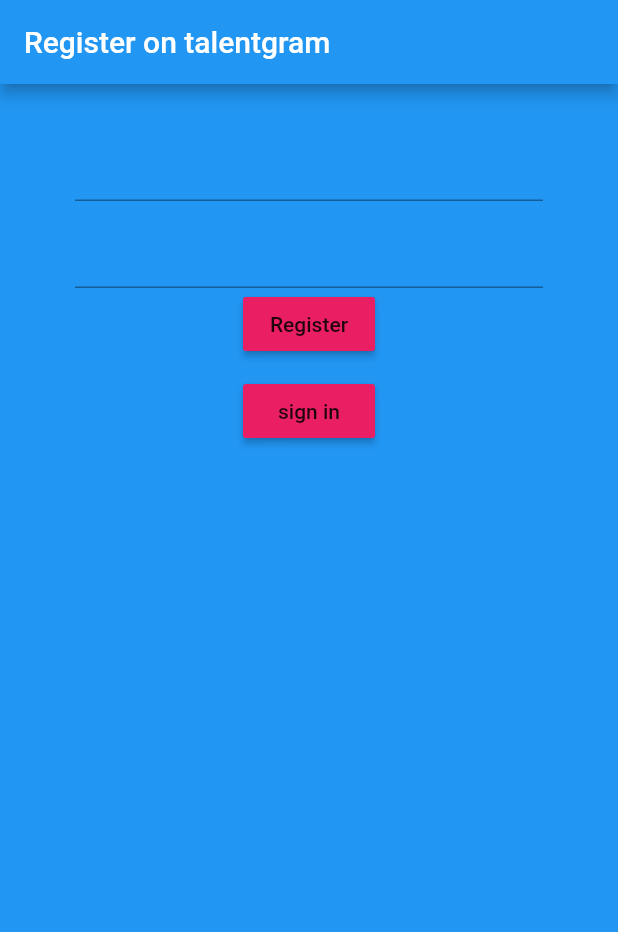
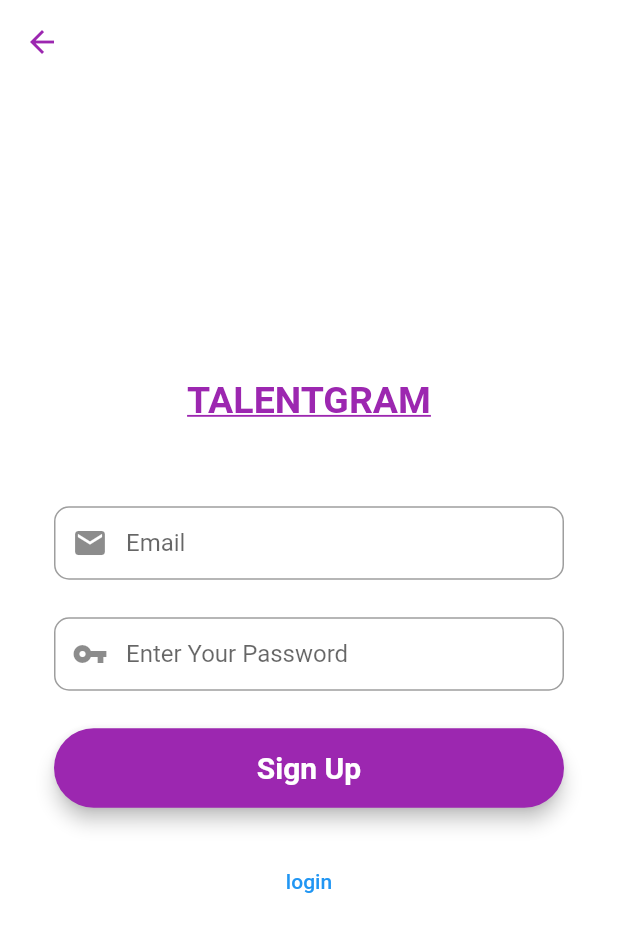
Before and after one commit to Season-of-Code-2022-MDG-Space/talento, a Flutter app: the screen it shows after launch, after a tap on "Login", after a tap on "register", on a phone screen of 412 x 824 dp. Shown: the top 932 px of the screen. Run offline on Flutter 3.47's test engine with Material 2 defaults, Android fonts, the phone set to English and light mode, and no system bars; our stand-ins replace cloud_firestore, firebase_auth, firebase_core; accounts and stored records are empty.

Commit message:
user can now add his name and username

```diff
--- a/lib/main.dart
+++ b/lib/main.dart
@@ -8,7 +8,7 @@ import 'package:test_app_project/services/auth.dart';
 void main() async {
   WidgetsFlutterBinding.ensureInitialized();
   await Firebase.initializeApp();
-  runApp(MyApp());
+  runApp(const MyApp());
 }
 
 class MyApp extends StatelessWidget {
@@ -20,7 +20,7 @@ class MyApp extends StatelessWidget {
     return StreamProvider<UserDetails?>.value(
       initialData: null,
       value: AuthService().userc,
-      child: MaterialApp(
+      child: const MaterialApp(
         home: Wrapper(),
       ),
     );
--- a/lib/screens/authentication/authenticate.dart
+++ b/lib/screens/authentication/authenticate.dart
@@ -1,9 +1,9 @@
 // ignore_for_file: prefer_const_constructors
 
 import 'package:flutter/material.dart';
-import 'package:test_app_project/screens/authentication/register.dart';
-import 'package:test_app_project/screens/authentication/sign_in.dart';
-import 'package:test_app_project/screens/ui screens/sign_in_ui.dart';
+import 'package:test_app_project/screens/authentication/profilemaker.dart';
+
+import 'package:test_app_project/screens/authentication_screens/sign_in_ui.dart';
 
 class Authenticate extends StatefulWidget {
   const Authenticate({Key? key}) : super(key: key);
@@ -14,9 +14,16 @@ class Authenticate extends StatefulWidget {
 
 class _AuthenticateState extends State<Authenticate> {
   bool showSignIn = true;
+  bool profilemaker = false;
   void toggleView() {
     setState(() {
       showSignIn = !showSignIn;
+    });
+  }
+
+  void whereto() {
+    setState(() {
+      profilemaker = true;
     });
   }
 
@@ -27,7 +34,7 @@ class _AuthenticateState extends State<Authenticate> {
         toggleView: toggleView,
       );
     } else {
-      return Register(
+      return RegSatge(
         toggleView: toggleView,
       );
     }
--- /dev/null
+++ b/lib/screens/authentication/profilemaker.dart
@@ -0,0 +1,44 @@
+import 'package:flutter/material.dart';
+import 'package:test_app_project/screens/authentication_screens/profile.dart';
+import 'package:test_app_project/screens/authentication_screens/register_ui.dart';
+
+class RegSatge extends StatefulWidget {
+  final Function? toggleView;
+
+  // ignore: use_key_in_widget_constructors
+  const RegSatge({this.toggleView});
+
+  @override
+  State<RegSatge> createState() => _RegSatgeState();
+}
+
+class _RegSatgeState extends State<RegSatge> {
+  bool profilemaker = false;
+  String pemail = '';
+  String ppassword = '';
+  void whereto() {
+    setState(() {
+      profilemaker = true;
+    });
+  }
+
+  void setvalues(String setemail, String setpassword) {
+    setState(() {
+      pemail = setemail;
+      ppassword = setpassword;
+    });
+  }
+
+  @override
+  Widget build(BuildContext context) {
+    if (profilemaker == false) {
+      return RegisterationScreen(
+        toggleView: widget.toggleView,
+        whereto: whereto,
+        setvalues: setvalues,
+      );
+    } else {
+      return Profile(uemail: pemail, upassword: ppassword);
+    }
+  }
+}
--- a/lib/screens/authentication/register.dart
+++ /dev/null
@@ -1,88 +0,0 @@
-import 'package:flutter/material.dart';
-import 'package:test_app_project/screens/authentication/sign_in.dart';
-import 'package:test_app_project/services/auth.dart';
-
-class Register extends StatefulWidget {
-  final Function? toggleView;
-  Register({this.toggleView});
-  @override
-  _RegisterState createState() => _RegisterState();
-}
-
-class _RegisterState extends State<Register> {
-  final AuthService _auth = AuthService();
-  final _formKey = GlobalKey<FormState>();
-
-  String email = '';
-  String password = '';
-  String error = '';
-  @override
-  Widget build(BuildContext context) {
-    return Scaffold(
-      backgroundColor: Colors.blue,
-      appBar: AppBar(
-        title: Text("Register on talentgram"),
-      ),
-      body: Container(
-          padding: EdgeInsets.symmetric(vertical: 20.0, horizontal: 50.0),
-          child: Form(
-            key: _formKey,
-            child: Column(
-              children: [
-                SizedBox(
-                  height: 10.0,
-                ),
-                TextFormField(
-                    validator: (value) =>
-                        value!.isEmpty ? 'Enter an email' : null,
-                    onChanged: (Value) {
-                      setState(() {
-                        email = Value;
-                      });
-                    }),
-                SizedBox(
-                  height: 10.0,
-                ),
-                TextFormField(
-                    validator: (value) => value!.length < 6
-                        ? 'Enter a password 6 char long'
-                        : null,
-                    obscureText: true,
-                    onChanged: (Value) {
-                      setState(() {
-                        password = Value;
-                      });
-                    }),
-                RaisedButton(
-                    color: Colors.pink,
-                    child: Text("Register"),
-                    onPressed: () async {
-                      if (_formKey.currentState?.validate() ?? false) {
-                        dynamic result =
-                            await _auth.regWithEmailPass(email, password);
-                        if (result == null) {
-                          setState(() {
-                            error = 'supply valid email_id';
-                          });
-                        }
-                      }
-                    }),
-                SizedBox(
-                  height: 10.0,
-                ),
-                RaisedButton(
-                    color: Colors.pink,
-                    child: Text("sign in"),
-                    onPressed: () {
-                      widget.toggleView!();
-                    }),
-                SizedBox(
-                  height: 10.0,
-                ),
-                Text(error)
-              ],
-            ),
-          )),
-    );
-  }
-}
--- /dev/null
+++ b/lib/screens/authentication_screens/register_ui.dart
@@ -0,0 +1,166 @@
+// ignore_for_file: use_key_in_widget_constructors, non_constant_identifier_names, unused_import
+
+import 'package:flutter/material.dart';
+import 'package:test_app_project/screens/authentication_screens/profile.dart';
+import 'package:test_app_project/services/auth.dart';
+
+class RegisterationScreen extends StatefulWidget {
+  final Function? toggleView;
+  final Function? whereto;
+  final Function? setvalues;
+  const RegisterationScreen({this.toggleView, this.whereto, this.setvalues});
+
+  @override
+  _RegisterationScreenState createState() => _RegisterationScreenState();
+}
+
+class _RegisterationScreenState extends State<RegisterationScreen> {
+  final _formkey = GlobalKey<FormState>();
+  final firstNameEditingController = TextEditingController();
+  final secondNameEditingController = TextEditingController();
+  final emailEditingController = TextEditingController();
+  final passwordEditingController = TextEditingController();
+  final confirmPasswordEditingController = TextEditingController();
+
+  String email = '';
+  String password = '';
+  String error = '';
+  @override
+  Widget build(BuildContext context) {
+    return Scaffold(
+      appBar: AppBar(
+        backgroundColor: Colors.transparent,
+        elevation: 0,
+        leading: IconButton(
+          icon: const Icon(Icons.arrow_back, color: Colors.purple),
+          onPressed: () {
+            Navigator.of(context).pop();
+          },
+        ),
+      ),
+      backgroundColor: Colors.white,
+      body: Center(
+        child: SingleChildScrollView(
+          child: Container(
+            color: Colors.white,
+            child: Padding(
+              padding: const EdgeInsets.all(36.0),
+              child: Form(
+                key: _formkey,
+                child: Column(
+                  mainAxisAlignment: MainAxisAlignment.center,
+                  crossAxisAlignment: CrossAxisAlignment.center,
+                  children: [
+                    const SizedBox(
+                      height: 35,
+                      child: Text(
+                        "TALENTGRAM",
+                        style: TextStyle(
+                          decoration: TextDecoration.underline,
+                          fontSize: 25,
+                          fontWeight: FontWeight.bold,
+                          color: Colors.purple,
+                        ),
+                      ),
+                      //child: Image.asset(name
+                      //fit:BoxFit.contain),
+                    ),
+                    const SizedBox(height: 25),
+                    const SizedBox(height: 25),
+                    TextFormField(
+                      validator: (value) =>
+                          value!.isEmpty ? 'Enter an email' : null,
+                      onChanged: (Value) {
+                        setState(() {
+                          email = Value;
+                        });
+                      },
+                      autofocus: false,
+                      controller: emailEditingController,
+                      keyboardType: TextInputType.emailAddress,
+                      // validator: (){},
+                      onSaved: (value) {
+                        emailEditingController.text = value!;
+                      },
+                      textInputAction: TextInputAction.next,
+                      decoration: InputDecoration(
+                        prefixIcon: const Icon(Icons.mail),
+                        contentPadding:
+                            const EdgeInsets.fromLTRB(20, 15, 20, 15),
+                        hintText: "Email",
+                        border: OutlineInputBorder(
+                          borderRadius: BorderRadius.circular(10),
+                        ),
+                      ),
+                    ),
+                    const SizedBox(height: 25),
+                    TextFormField(
+                      validator: (value) => value!.length < 6
+                          ? 'Enter a password 6 char long'
+                          : null,
+                      obscureText: true,
+                      onChanged: (Value) {
+                        setState(() {
+                          password = Value;
+                        });
+                      },
+                      autofocus: false,
+                      controller: passwordEditingController,
+
+                      // validator: (){},
+                      onSaved: (value) {
+                        passwordEditingController.text = value!;
+                      },
+                      textInputAction: TextInputAction.next,
+                      decoration: InputDecoration(
+                        prefixIcon: const Icon(Icons.vpn_key),
+                        contentPadding:
+                            const EdgeInsets.fromLTRB(20, 15, 20, 15),
+                        hintText: "Enter Your Password",
+                        border: OutlineInputBorder(
+                          borderRadius: BorderRadius.circular(10),
+                        ),
+                      ),
+                    ),
+                    const SizedBox(height: 25),
+                    Material(
+                      elevation: 5,
+                      borderRadius: BorderRadius.circular(30),
+                      color: Colors.purple,
+                      child: MaterialButton(
+                        padding: const EdgeInsets.fromLTRB(20, 15, 20, 15),
+                        minWidth: MediaQuery.of(context).size.width,
+                        onPressed: () {
+                          if (_formkey.currentState?.validate() ?? false) {
+                            widget.setvalues!(email, password);
+                            widget.whereto!();
+                          }
+                        },
+                        child: const Text(
+                          "Sign Up",
+                          textAlign: TextAlign.center,
+                          style: TextStyle(
+                            fontSize: 20,
+                            color: Colors.white,
+                            fontWeight: FontWeight.bold,
+                          ),
+                        ),
+                      ),
+                    ),
+                    const SizedBox(height: 25),
+                    TextButton(
+                        onPressed: () {
+                          widget.toggleView!();
+                        },
+                        child: const Text("login")),
+                    Text(error)
+                  ],
+                ),
+              ),
+            ),
+          ),
+        ),
+      ),
+    );
+  }
+}
--- a/lib/screens/ui screens/sign_in_ui.dart
+++ b/lib/screens/authentication_screens/sign_in_ui.dart
@@ -1,14 +1,12 @@
-import 'package:flutter/cupertino.dart';
+// ignore_for_file: non_constant_identifier_names, avoid_print
+
 import 'package:flutter/material.dart';
-import 'package:test_app_project/screens/authentication/register.dart';
-
-import 'package:test_app_project/screens/home/home.dart';
 
 import 'package:test_app_project/services/auth.dart';
 
 class LoginScreen extends StatefulWidget {
   final Function? toggleView;
-  LoginScreen({this.toggleView});
+  const LoginScreen({Key? key, this.toggleView}) : super(key: key);
 
   @override
   _LoginScreenState createState() => _LoginScreenState();
@@ -16,8 +14,8 @@ class LoginScreen extends StatefulWidget {
 
 class _LoginScreenState extends State<LoginScreen> {
   final _formkey = GlobalKey<FormState>();
-  final TextEditingController emailController = new TextEditingController();
-  final TextEditingController passwordController = new TextEditingController();
+  final TextEditingController emailController = TextEditingController();
+  final TextEditingController passwordController = TextEditingController();
   final AuthService _auth = AuthService();
 
   String email = '';
@@ -42,8 +40,8 @@ class _LoginScreenState extends State<LoginScreen> {
       },
       textInputAction: TextInputAction.next,
       decoration: InputDecoration(
-        prefixIcon: Icon(Icons.mail),
-        contentPadding: EdgeInsets.fromLTRB(20, 15, 20, 15),
+        prefixIcon: const Icon(Icons.mail),
+        contentPadding: const EdgeInsets.fromLTRB(20, 15, 20, 15),
         hintText: "Enter Your Email",
         border: OutlineInputBorder(
           borderRadius: BorderRadius.circular(10),
@@ -66,8 +64,8 @@ class _LoginScreenState extends State<LoginScreen> {
       },
       textInputAction: TextInputAction.done,
       decoration: InputDecoration(
-        prefixIcon: Icon(Icons.vpn_key),
-        contentPadding: EdgeInsets.fromLTRB(20, 15, 20, 15),
+        prefixIcon: const Icon(Icons.vpn_key),
+        contentPadding: const EdgeInsets.fromLTRB(20, 15, 20, 15),
         hintText: "Enter Your Password",
         border: OutlineInputBorder(
           borderRadius: BorderRadius.circular(10),
@@ -89,7 +87,7 @@ class _LoginScreenState extends State<LoginScreen> {
                   mainAxisAlignment: MainAxisAlignment.center,
                   crossAxisAlignment: CrossAxisAlignment.center,
                   children: [
-                    SizedBox(
+                    const SizedBox(
                       height: 35,
                       child: Text(
                         "TALENTGRAM",
@@ -103,17 +101,17 @@ class _LoginScreenState extends State<LoginScreen> {
                       //child: Image.asset(name
                       //fit:BoxFit.contain),
                     ),
-                    SizedBox(height: 45),
+                    const SizedBox(height: 45),
                     emailField,
-                    SizedBox(height: 35),
+                    const SizedBox(height: 35),
                     passwordField,
-                    SizedBox(height: 25),
+                    const SizedBox(height: 25),
                     Material(
                       elevation: 5,
                       borderRadius: BorderRadius.circular(30),
                       color: Colors.purple,
                       child: MaterialButton(
-                        padding: EdgeInsets.fromLTRB(20, 15, 20, 15),
+                        padding: const EdgeInsets.fromLTRB(20, 15, 20, 15),
                         minWidth: MediaQuery.of(context).size.width,
                         onPressed: () async {
                           var check =
@@ -131,7 +129,7 @@ class _LoginScreenState extends State<LoginScreen> {
                             }
                           }
                         },
-                        child: Text(
+                        child: const Text(
                           "Login",
                           textAlign: TextAlign.center,
                           style: TextStyle(
@@ -142,20 +140,13 @@ class _LoginScreenState extends State<LoginScreen> {
                         ),
                       ),
                     ),
-                    SizedBox(height: 15),
+                    const SizedBox(height: 15),
                     Row(
                       mainAxisAlignment: MainAxisAlignment.center,
                       children: [
-                        Text("Don't have an account?"),
-                        GestureDetector(
-                          onTap: () {
-                            Navigator.push(
-                                context,
-                                MaterialPageRoute(
-                                    builder: (context) => Register()));
-                          },
-                          child: TextButton(
-                            child: Text(
+                        const Text("Don't have an account?"),
+                        TextButton(
+                          child: const Text(
                             "register",
                             style: TextStyle(
                                 color: Colors.purple,
@@ -166,16 +157,15 @@ class _LoginScreenState extends State<LoginScreen> {
                             widget.toggleView!();
                           },
                         ),
-                        ),
                       ],
                     ),
                     Row(
                       mainAxisAlignment: MainAxisAlignment.center,
                       children: [
-                        Text("Forgot Your Password?"),
+                        const Text("Forgot Your Password?"),
                         GestureDetector(
                           onTap: () {},
-                          child: Text(
+                          child: const Text(
                             "Reset Password",
                             style: TextStyle(
                                 color: Colors.purple,
@@ -185,6 +175,7 @@ class _LoginScreenState extends State<LoginScreen> {
                         ),
                       ],
                     ),
+                    Text(error)
                   ],
                 ),
               ),
--- a/lib/screens/wrapper.dart
+++ b/lib/screens/wrapper.dart
@@ -13,7 +13,7 @@ class Wrapper extends StatelessWidget {
 
     //return  either home or authenticate
     if (user == null) {
-      return Authenticate();
+      return const Authenticate();
     } else {
       return Home();
     }
--- a/lib/services/auth.dart
+++ b/lib/services/auth.dart
@@ -1,3 +1,5 @@
+// ignore_for_file: avoid_print
+
 import 'package:firebase_auth/firebase_auth.dart';
 import 'package:test_app_project/models/user.dart';
 import 'package:test_app_project/services/database.dart';
@@ -27,15 +29,25 @@ class AuthService {
     }
   }
 
-  Future regWithEmailPass(String email, String password) async {
+  Future regWithEmailPass(
+      String email, String password, String name, String username) async {
     try {
       UserCredential result = await _auth.createUserWithEmailAndPassword(
           email: email, password: password);
       User? user = result.user;
-
-      await DataBaseService(uid: user!.uid).updateUserData();
+      await DataBaseService(uid: user!.uid).updateUserData(email);
+      await DataBaseService(uid: user.uid).updateUserProfile(name, username);
 
       return _userFromFirebaseUser(user);
+    } catch (e) {
+      print(e.toString());
+      return null;
+    }
+  }
+
+  Future regstep1(String email, String password) async {
+    try {
+      return true;
     } catch (e) {
       print(e.toString());
       return null;
--- a/lib/services/database.dart
+++ b/lib/services/database.dart
@@ -2,12 +2,20 @@ import 'package:cloud_firestore/cloud_firestore.dart';
 
 class DataBaseService {
   String? uid;
+
   DataBaseService({this.uid});
 
   final CollectionReference userdata =
       FirebaseFirestore.instance.collection('users');
 
-  Future updateUserData() async {
-    return await userdata.doc(uid).set({"uid": uid});
+  Future updateUserData(String email) async {
+    return await userdata.doc(uid).set({"uid": uid, "email": email});
+  }
+
+  Future updateUserProfile(String name, String username) async {
+    return await userdata.doc(uid).set(
+      {"name": name, "username": username},
+      SetOptions(merge: true),
+    );
   }
 }
```
Also changed, not shown: lib/screens/authentication/sign_in.dart (deleted, +0 -92 lines), lib/screens/authentication_screens/profile.dart (added, +175 -0 lines), lib/screens/home/home.dart (+12 -4 lines), lib/screens/ui screens/register_ui.dart (deleted). Lines whose indentation alone changed are shown as unchanged.
